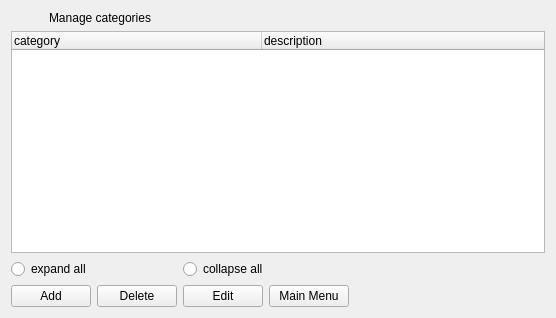
Above: client/forms/categories.ui from Wolframe/configurator before the change. Below: the same form after it.
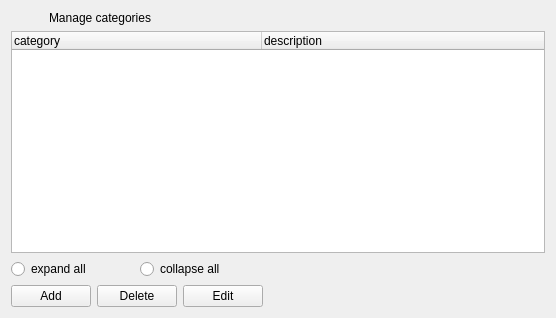
That is the form after the change. Icons and pictures are not drawn.

Diff of the .ui file:
```diff
--- a/client/forms/categories.ui
+++ b/client/forms/categories.ui
@@ -91,19 +91,6 @@
        </property>
       </widget>
      </item>
-     <item>
-      <widget class="QPushButton" name="reload_2">
-       <property name="text">
-        <string>Main Menu</string>
-       </property>
-       <property name="form" stdset="0">
-        <string notr="true">init</string>
-       </property>
-       <property name="global.categoryState" stdset="0">
-        <string notr="true">{category.state}</string>
-       </property>
-      </widget>
-     </item>
     </layout>
    </item>
    <item row="2" column="1">
```
Left out of the diff: 3 changed lines with no effect on the pictures.
